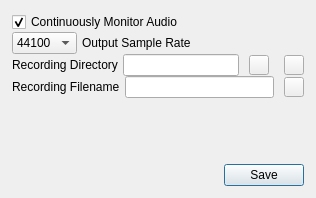
First picture: the form in audio/resources/settingstab.ui, repository springermac/audio, before the edit.
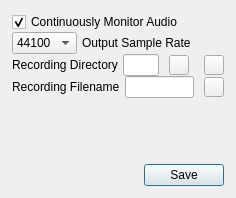
Second picture: the form after the edit. Icons and pictures are not drawn.

Commit message: Fix loading of new file name into pipeline and fix settings tab tool tips

```diff
--- a/audio/resources/settingstab.ui
+++ b/audio/resources/settingstab.ui
@@ -6,7 +6,7 @@
    <rect>
     <x>0</x>
     <y>0</y>
-    <width>316</width>
+    <width>236</width>
     <height>198</height>
    </rect>
   </property>
```
Left out of the diff: 70 changed lines with no effect on the pictures. The commit also changes 1 other file.
